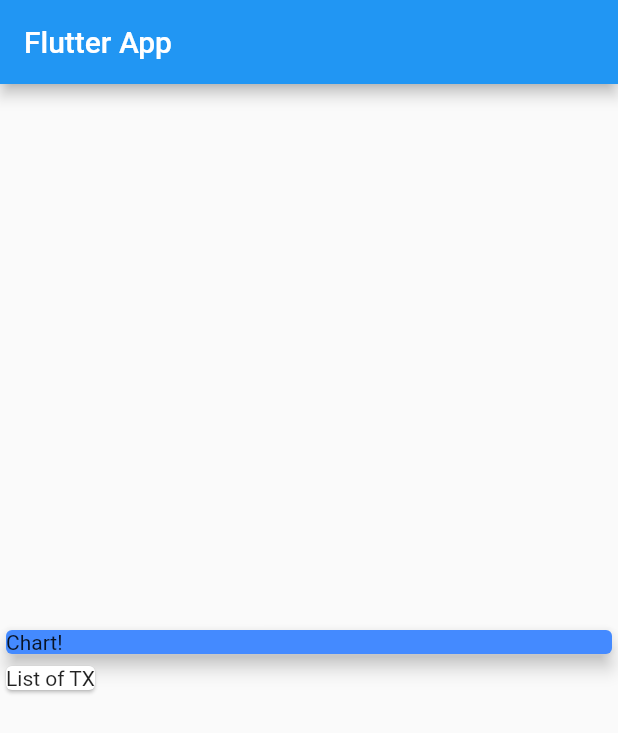
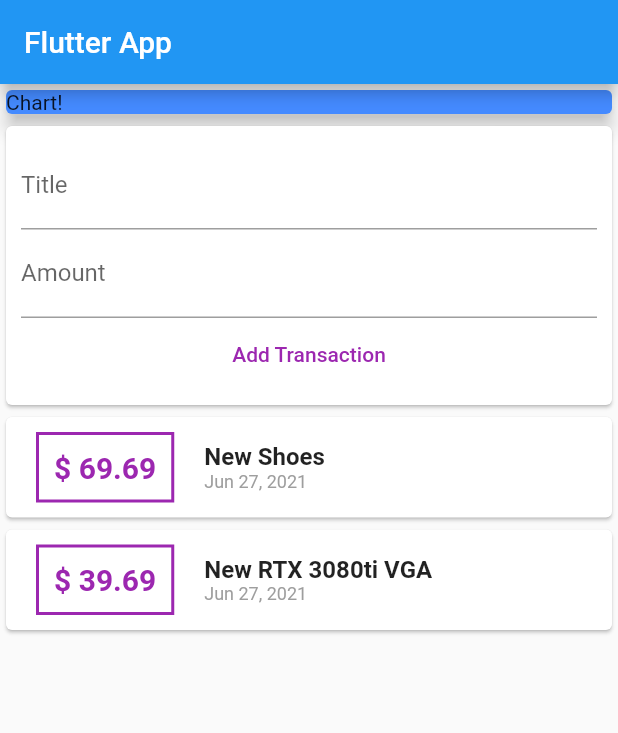
Before and after one commit to nmoragane/ExpensesApp, a Flutter app: the screen it shows after launch, on a phone screen of 412 x 824 dp. Shown: the top 733 px of the screen. Run offline on Flutter 3.47's test engine with Material 2 defaults, Android fonts, the phone set to English and light mode, and no system bars.

Commit message:
setting basic ui

```diff
--- a/lib/main.dart
+++ b/lib/main.dart
@@ -1,5 +1,7 @@
+import 'package:flutter/material.dart';
+import 'package:intl/intl.dart';
+
 import 'package:expenses/transaction.dart';
-import 'package:flutter/material.dart';
 
 void main() {
   runApp(MyApp());
@@ -19,8 +21,16 @@ class MyApp extends StatelessWidget {
 class MyHomePage extends StatelessWidget {
   final List<Transaction> transactions = [
     Transaction(
-        id: 't1', title: 'New Shoes', amount: 69.69, date: DateTime.now())
+        id: 't1', title: 'New Shoes', amount: 69.69, date: DateTime.now()),
+    Transaction(
+        id: 't2',
+        title: 'New RTX 3080ti VGA',
+        amount: 39.69,
+        date: DateTime.now())
   ];
+
+  String titleInput;
+  String amountInput;
 
   @override
   Widget build(BuildContext context) {
@@ -29,7 +39,7 @@ class MyHomePage extends StatelessWidget {
         title: Text("Flutter App"),
       ),
       body: Column(
-        mainAxisAlignment: MainAxisAlignment.center,
+        mainAxisAlignment: MainAxisAlignment.start,
         crossAxisAlignment: CrossAxisAlignment.start,
         children: <Widget>[
           Container(
@@ -41,7 +51,82 @@ class MyHomePage extends StatelessWidget {
             ),
           ),
           Card(
-            child: Text('List of TX'),
+            child: Container(
+              padding: EdgeInsets.all(10.0),
+              child: Column(
+                children: <Widget>[
+                  TextField(
+                    decoration: InputDecoration(labelText: 'Title'),
+                    onChanged: (val) {
+                      titleInput = val;
+                    },
+                  ),
+                  TextField(
+                    decoration: InputDecoration(labelText: 'Amount'),
+                    onChanged: (val) => amountInput = val,
+                  ),
+                  FlatButton(
+                    onPressed: () {
+                      print(titleInput);
+                      print(amountInput);
+                    },
+                    child: Text('Add Transaction'),
+                    textColor: Colors.purple,
+                  )
+                ],
+              ),
+            ),
+          ),
+          Column(
+            //map
+            children: transactions.map((tx) {
+              return Card(
+                child: Row(
+                  children: [
+                    Container(
+                      margin: EdgeInsets.symmetric(
+                        vertical: 10.0,
+                        horizontal: 20.0,
+                      ),
+                      decoration: BoxDecoration(
+                        border: Border.all(
+                          color: Colors.purple,
+                          width: 2.0,
+                        ),
+                      ),
+                      padding: EdgeInsets.all(10.0),
+                      child: Text(
+                        '\$ ${tx.amount}',
+                        style: TextStyle(
+                          fontWeight: FontWeight.bold,
+                          fontSize: 20.0,
+                          color: Colors.purple,
+                        ),
+                      ),
+                    ),
+                    Column(
+                      crossAxisAlignment: CrossAxisAlignment.start,
+                      children: [
+                        Text(
+                          tx.title,
+                          style: TextStyle(
+                            fontSize: 16,
+                            fontWeight: FontWeight.bold,
+                          ),
+                        ),
+                        Text(
+                          DateFormat.yMMMd().format(tx.date),
+                          style: TextStyle(
+                            fontSize: 12,
+                            color: Colors.grey,
+                          ),
+                        ),
+                      ],
+                    )
+                  ],
+                ),
+              );
+            }).toList(),
           )
         ],
       ),
--- a/pubspec.yaml
+++ b/pubspec.yaml
@@ -21,6 +21,7 @@ environment:
   sdk: ">=2.7.0 <3.0.0"
 
 dependencies:
+  intl: ^0.17.0
   flutter:
     sdk: flutter
 
```
Also changed, not shown: pubspec.lock.
